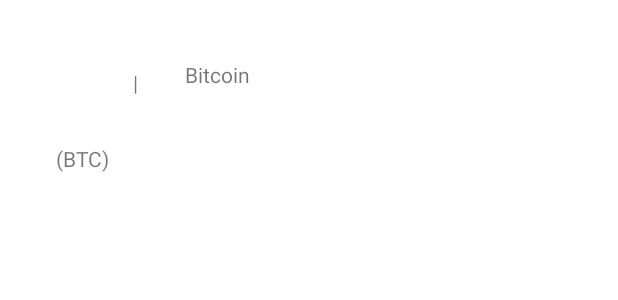
After one commit to re0078/mobdev_hw2_spring_2021, an Android app: the layout bookmark_layout.xml on its own in the app's theme, with its tools: preview values and no code run, on a phone screen of 412 x 824 dp. The commit adds this screen. Shown: the top 300 px of the screen. Run offline under Robolectric (Android 15) with nearby library versions, the phone set to English and light mode, and no system bars.

Commit message:
Add bookmark-related ui objects

```diff
--- a/app/src/main/java/edu/sharif/mobdev_hw2_spring_2021/MainActivity.java
+++ b/app/src/main/java/edu/sharif/mobdev_hw2_spring_2021/MainActivity.java
@@ -21,7 +21,6 @@ import androidx.navigation.ui.NavigationUI;
 
 import org.jetbrains.annotations.NotNull;
 
-import java.util.List;
 import java.util.Objects;
 
 public class MainActivity extends AppCompatActivity {
--- /dev/null
+++ b/app/src/main/res/layout/bookmark_layout.xml
@@ -0,0 +1,77 @@
+<?xml version="1.0" encoding="utf-8"?>
+<RelativeLayout
+    xmlns:android="http://schemas.android.com/apk/res/android"
+    xmlns:app="http://schemas.android.com/apk/res-auto"
+    xmlns:tools="http://schemas.android.com/tools"
+    android:layout_width="match_parent"
+    android:layout_height="wrap_content">
+
+
+
+    <RelativeLayout
+        android:layout_width="match_parent"
+        android:layout_height="130dp"
+        >
+
+
+        <!--CryptoCurrency Image-->
+        <ImageView
+            android:id="@+id/bookmark_icon"
+            android:layout_width="56sp"
+            android:layout_height="56sp"
+            android:layout_alignParentLeft="true"
+            android:layout_marginLeft="20dp"
+            android:layout_marginTop="30sp" />
+
+        <!--CryptoCurrency Initials -->
+        <TextView
+            android:id="@+id/bookmark_name"
+            android:layout_width="70sp"
+            android:layout_height="wrap_content"
+            android:layout_alignLeft="@+id/bookmark_icon"
+            android:layout_below="@+id/bookmark_icon"
+            android:layout_marginTop="10sp"
+            android:text="(BTC)"
+            android:textAlignment="center"
+            android:gravity="center_horizontal" />
+
+        <!--Divider-->
+        <TextView
+            android:id="@+id/bookmark_longitude"
+            android:layout_width="10sp"
+            android:layout_height="wrap_content"
+            android:layout_marginLeft="85sp"
+            android:layout_marginTop="45sp"
+            android:text="|"
+            android:textAlignment="center"
+            android:gravity="center_horizontal" />
+
+        <!--CryptoCurrency Name-->
+        <TextView
+            android:id="@+id/bookmark_latitude"
+            android:layout_width="90sp"
+            android:layout_height="wrap_content"
+            android:layout_alignParentLeft="true"
+            android:layout_marginLeft="100sp"
+            android:layout_marginTop="40sp"
+            android:text="Bitcoin"
+            android:textAlignment="center"
+            android:gravity="center_horizontal" />
+
+        <ImageView
+            android:id="@+id/bookmark_delete_icon"
+            android:layout_width="56sp"
+            android:layout_height="56sp"
+            android:layout_alignParentLeft="true"
+            android:layout_marginLeft="20dp"
+            android:layout_marginTop="30sp" />
+
+        <View
+            android:layout_width="match_parent"
+            android:layout_height="0.6sp"
+            android:layout_marginTop="148sp"
+            android:background="#7a253d54" />
+    </RelativeLayout>
+
+
+</RelativeLayout>
```
Also changed, not shown: app/src/main/java/edu/sharif/mobdev_hw2_spring_2021/ui/bookmark/BookmarkAdapter.java (added, +43 -0 lines), app/src/main/java/edu/sharif/mobdev_hw2_spring_2021/ui/bookmark/BookmarkFragment.java (+2 -7 lines), app/src/main/java/edu/sharif/mobdev_hw2_spring_2021/ui/bookmark/BookmarkViewHolder.java (added, +28 -0 lines), app/src/main/res/layout/fragment_bookmark.xml (+5 -13 lines).
